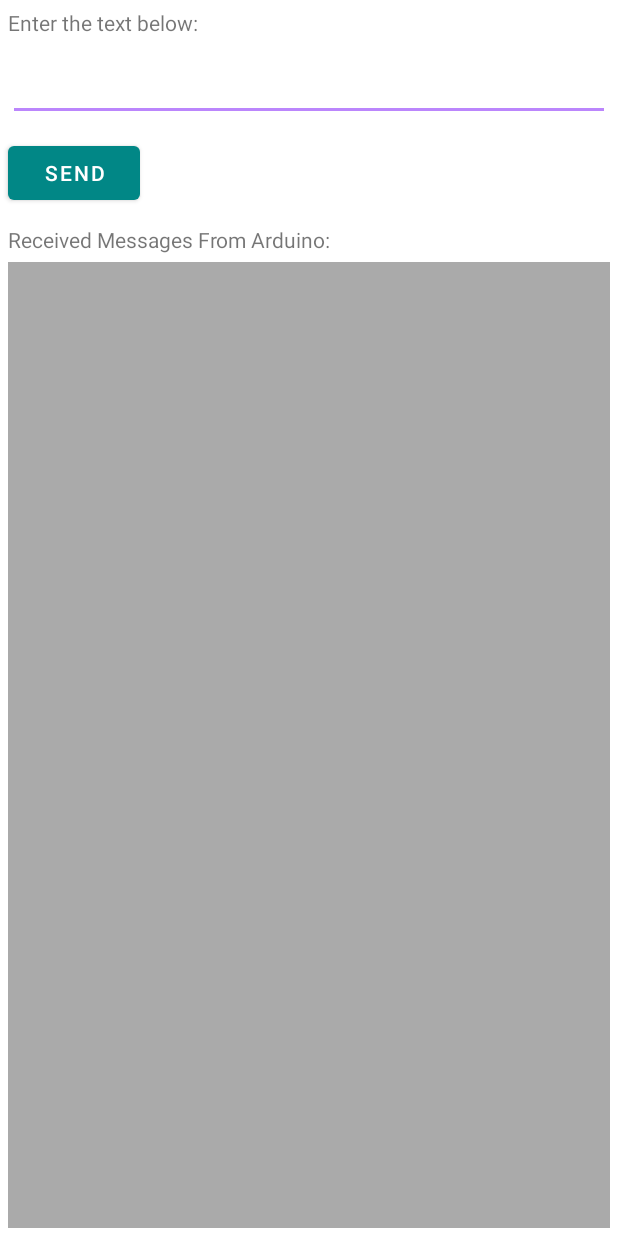
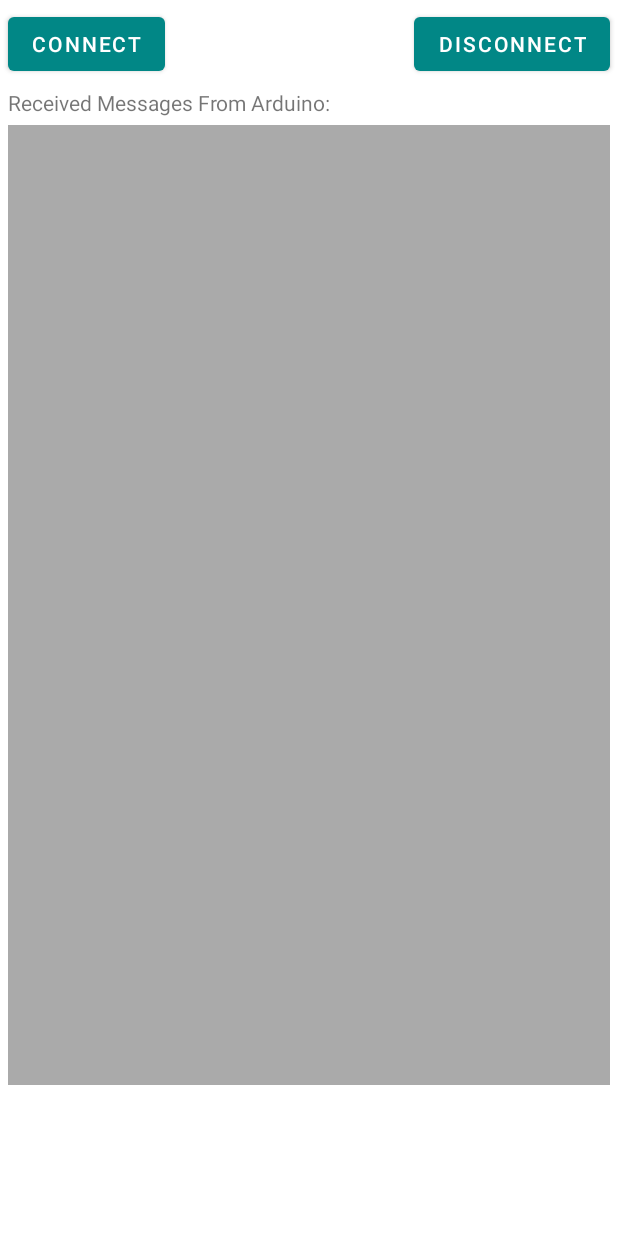
Before and after one commit to WnagZ/Engineering-Design-group-89, an Android app: the layout fragment_connect.xml on its own in the app's theme, with its tools: preview values and no code run, on a phone screen of 412 x 824 dp. Run offline under Robolectric (Android 15) with nearby library versions, the phone set to English and light mode, and no system bars.

Commit message:
final update

```diff
--- a/android-app/app/src/main/java/com/example/engineering_design_app/model/Device.kt
+++ b/android-app/app/src/main/java/com/example/engineering_design_app/model/Device.kt
@@ -10,4 +10,8 @@ class Device (
     var waterUsage : MutableList<Pair<Date, Long>>? = null,
 ) {
     var id:Int? = null
+
+    override fun toString(): String {
+        return "Name: $name\nLocation: $location"
+    }
 }
--- a/android-app/app/src/main/java/com/example/engineering_design_app/model/DeviceViewModel.kt
+++ b/android-app/app/src/main/java/com/example/engineering_design_app/model/DeviceViewModel.kt
@@ -44,6 +44,10 @@ class DeviceViewModel : ViewModel() {
         return selectedDevice
     }
 
+    fun removeSelectedDevice() {
+        selectedDevice.value = null
+    }
+
     fun setData(p: WifiP2pDeviceList) {
         peers.value = p
     }
--- a/android-app/app/src/main/res/layout/fragment_connect.xml
+++ b/android-app/app/src/main/res/layout/fragment_connect.xml
@@ -1,42 +1,58 @@
 <?xml version="1.0" encoding="utf-8"?>
-<LinearLayout xmlns:android="http://schemas.android.com/apk/res/android"
+<androidx.constraintlayout.widget.ConstraintLayout xmlns:android="http://schemas.android.com/apk/res/android"
               xmlns:app="http://schemas.android.com/apk/res-auto"
               xmlns:tools="http://schemas.android.com/tools"
               android:layout_width="match_parent"
               android:layout_height="match_parent"
               android:orientation="vertical"
               tools:context=".ui.ConnectFragment">
-    <TextView
-            android:layout_width="match_parent"
-            android:layout_height="wrap_content"
-            android:layout_margin="5dp"
-            android:text="Enter the text below:" />
-    <EditText
-            android:id="@+id/editText"
-            android:layout_width="match_parent"
-            android:layout_height="wrap_content"
-            android:layout_margin="5dp" />
+<!--    <TextView-->
+<!--            android:layout_width="match_parent"-->
+<!--            android:layout_height="wrap_content"-->
+<!--            android:layout_margin="5dp"-->
+<!--            android:text="Enter the text below:" />-->
+<!--    <EditText-->
+<!--            android:id="@+id/editText"-->
+<!--            android:layout_width="match_parent"-->
+<!--            android:layout_height="wrap_content"-->
+<!--            android:layout_margin="5dp" />-->
     <Button
             android:id="@+id/sendBtn"
             android:layout_width="wrap_content"
             android:layout_height="wrap_content"
+            app:layout_constraintTop_toTopOf="parent"
+            app:layout_constraintLeft_toLeftOf="parent"
             android:layout_margin="5dp"
-            android:text="Send" />
+            android:text="Connect" />
+    <Button
+            android:id="@+id/cancelBtn"
+            android:layout_width="wrap_content"
+            android:layout_height="wrap_content"
+            app:layout_constraintTop_toTopOf="parent"
+            app:layout_constraintRight_toRightOf="parent"
+            android:layout_margin="5dp"
+            android:text="Disconnect" />
     <TextView
+            android:id="@+id/msg"
             android:layout_width="match_parent"
             android:layout_height="wrap_content"
             android:text="Received Messages From Arduino:"
+            app:layout_constraintTop_toBottomOf="@id/sendBtn"
+            app:layout_constraintRight_toRightOf="parent"
             android:layout_marginTop="5dp"
             android:layout_marginLeft="5dp"
             android:layout_marginRight="5dp"/>
+
     <TextView
             android:id="@+id/diplayTextView"
             android:layout_width="match_parent"
-            android:layout_height="0dp"
+            android:layout_height="640dp"
             android:layout_margin="5dp"
             android:layout_weight="1"
+            app:layout_constraintTop_toBottomOf="@id/msg"
+            app:layout_constraintLeft_toLeftOf="parent"
             android:background="@android:color/darker_gray"
             android:textColor="@android:color/black"
             android:textSize="16sp"
-            android:scrollbars = "vertical" />
-</LinearLayout>
+            android:scrollbars="vertical"/>
+</androidx.constraintlayout.widget.ConstraintLayout>
--- a/android-app/app/src/main/res/layout/fragment_home.xml
+++ b/android-app/app/src/main/res/layout/fragment_home.xml
@@ -14,11 +14,9 @@
             android:id="@+id/list_title"
             android:layout_width="wrap_content"
             android:layout_height="wrap_content"
-            android:paddingTop="100dp"
-            android:paddingStart="50dp"
-            android:paddingEnd="0dp"
             app:layout_constraintTop_toTopOf="parent"
             app:layout_constraintLeft_toLeftOf="parent"
+            app:layout_constraintRight_toRightOf="parent"
             android:textSize="20sp"
             android:text="Currently connected devices" />
     <ListView
```
Also changed, not shown: android-app/app/src/main/java/com/example/engineering_design_app/arduino/WiFiDirectBroadcastReceiver.kt (+35 -35 lines), android-app/app/src/main/java/com/example/engineering_design_app/ui/ConnectFragment.kt (+55 -9 lines), android-app/app/src/main/java/com/example/engineering_design_app/ui/HomeFragment.kt (+27 -5 lines), android-app/app/src/main/java/com/example/engineering_design_app/ui/MainActivity.kt (+39 -89 lines), android-app/app/src/main/java/com/example/engineering_design_app/ui/WaterFragment.kt (+5 -4 lines).
